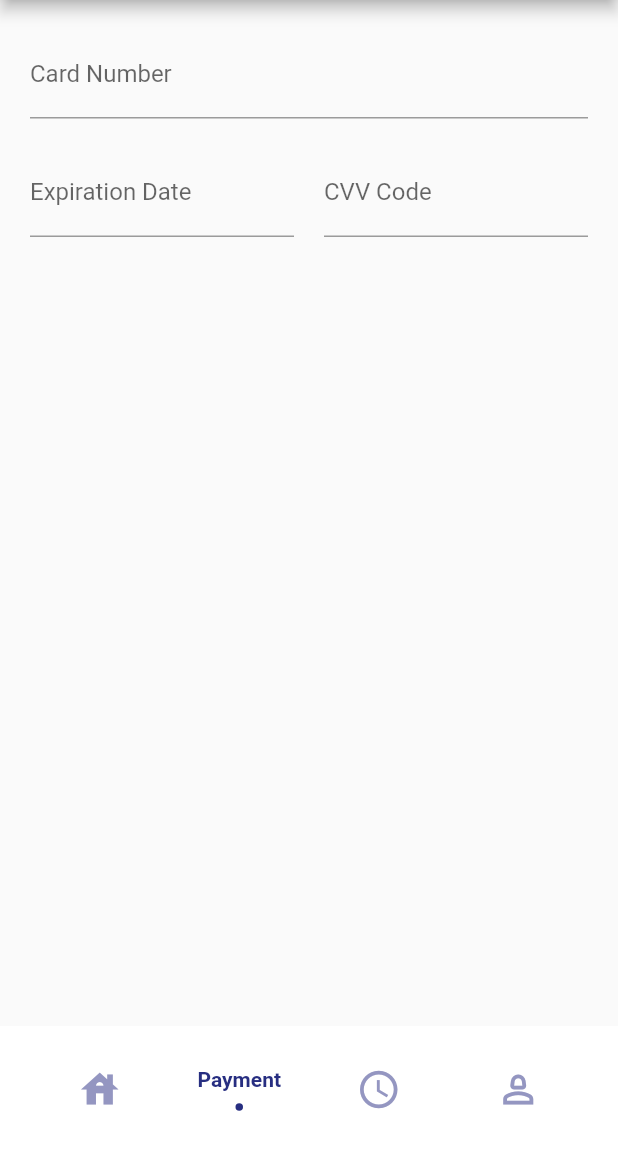
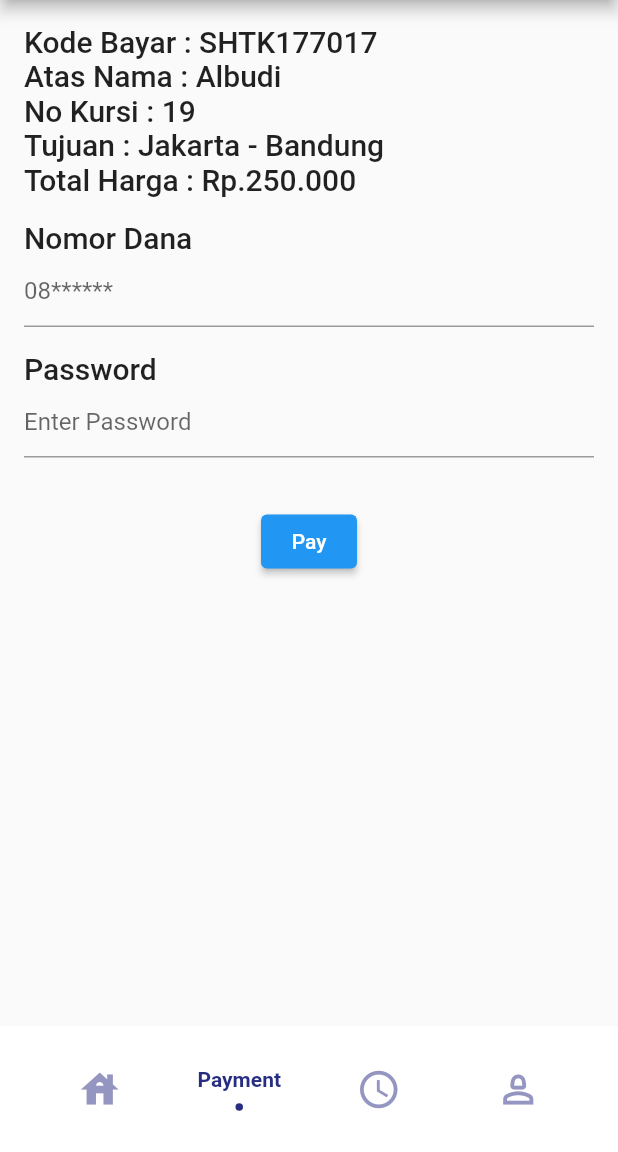
Before and after one commit to re11n/shantika_bus, a Flutter app: the screen it shows once a user with an empty profile is signed in, item 2 of the bottom bar chosen, on a phone screen of 412 x 824 dp, the part 84-1236 px from its top. Run offline on Flutter 3.47's test engine with Material 2 defaults, Android fonts, the phone set to English and light mode, and no system bars; drawn by our look-alikes of flashy_tab_bar2; our stand-ins replace firebase_auth, firebase_core, get; missing offline and left inert: advanced_search; accounts and stored records are empty.

Commit message:
nambah pembayaran

```diff
--- a/lib/pages/pembayaran.dart
+++ b/lib/pages/pembayaran.dart
@@ -6,71 +6,82 @@
 }
 
 class _PaymentPageState extends State<PaymentPage> {
-  String _cardNumber = "";
-  String _expirationDate = "";
-  String _cvvCode = "";
-  bool _isCvvFocused = false;
+  final _cardNumberController = TextEditingController();
+  final _expiryDateController = TextEditingController();
+  final _cvvController = TextEditingController();
+
+  @override
+  void dispose() {
+    _cardNumberController.dispose();
+    _expiryDateController.dispose();
+    _cvvController.dispose();
+    super.dispose();
+  }
+
+  void _processPayment() {
+    // Perform payment processing logic here
+    showDialog(
+      context: context,
+      builder: (context) => AlertDialog(
+        title: const Text('Pembayaran Berhasil !'),
+        actions: [
+          ElevatedButton(
+            onPressed: () => Navigator.of(context).pop(),
+            child: const Text('OK'),
+          ),
+        ],
+      ),
+    );
+  }
 
   @override
   Widget build(BuildContext context) {
     return Scaffold(
-      body: Container(
-        padding: EdgeInsets.all(20.0),
+      body: Padding(
+        padding: const EdgeInsets.all(16.0),
+        child: SingleChildScrollView(
           child: Column(
-          crossAxisAlignment: CrossAxisAlignment.stretch,
-          children: <Widget>[
+            crossAxisAlignment: CrossAxisAlignment.start,
+            children: [
+              Text(
+                'Kode Bayar : SHTK177017 \nAtas Nama : Albudi \nNo Kursi : 19 \nTujuan : Jakarta - Bandung \nTotal Harga : Rp.250.000',
+                style: Theme.of(context).textTheme.headline6,
+              ),
+              const SizedBox(height: 16.0),
+              Text(
+                'Nomor Dana',
+                style: Theme.of(context).textTheme.headline6,
+              ),
               TextField(
-              decoration: InputDecoration(
-                labelText: "Card Number",
-              ),
-              keyboardType: TextInputType.number,
-              onChanged: (value) {
-                setState(() {
-                  _cardNumber = value;
-                });
-              },
-            ),
-            SizedBox(height: 20.0),
-            Row(
-              mainAxisAlignment: MainAxisAlignment.spaceBetween,
-              children: <Widget>[
-                Expanded(
-                  child: TextField(
-                    decoration: InputDecoration(
-                      labelText: "Expiration Date",
-                    ),
-                    keyboardType: TextInputType.number,
-                    onChanged: (value) {
-                      setState(() {
-                        _expirationDate = value;
-                      });
-                    },
+                controller: _expiryDateController,
+                keyboardType: TextInputType.datetime,
+                decoration: const InputDecoration(
+                  hintText: '08******',
                 ),
               ),
-                SizedBox(width: 20.0),
-                Expanded(
-                  child: TextField(
-                    decoration: InputDecoration(
-                      labelText: "CVV Code",
+              const SizedBox(height: 16.0),
+              Text(
+                'Password',
+                style: Theme.of(context).textTheme.headline6,
               ),
+              TextField(
+                obscureText: true,
+                /* ... */
+                controller: _cvvController,
                 keyboardType: TextInputType.number,
-                    onChanged: (value) {
-                      setState(() {
-                        _cvvCode = value;
-                      });
-                    },
-                    focusNode: FocusNode(),
-                    obscureText: true,
-                    onTap: () {
-                      setState(() {
-                        _isCvvFocused = true;
-                      });
-                    },
+                decoration: const InputDecoration(
+                  hintText: 'Enter Password',
+                ),
+              ),
+              const SizedBox(height: 32.0),
+              Center(
+                child: ElevatedButton(
+                  onPressed: _processPayment,
+                  child: const Text('Pay'),
                 ),
               ),
             ],
           ),
-          ],
         ),
       ),
     );
```
Lines whose indentation alone changed are shown as unchanged.
